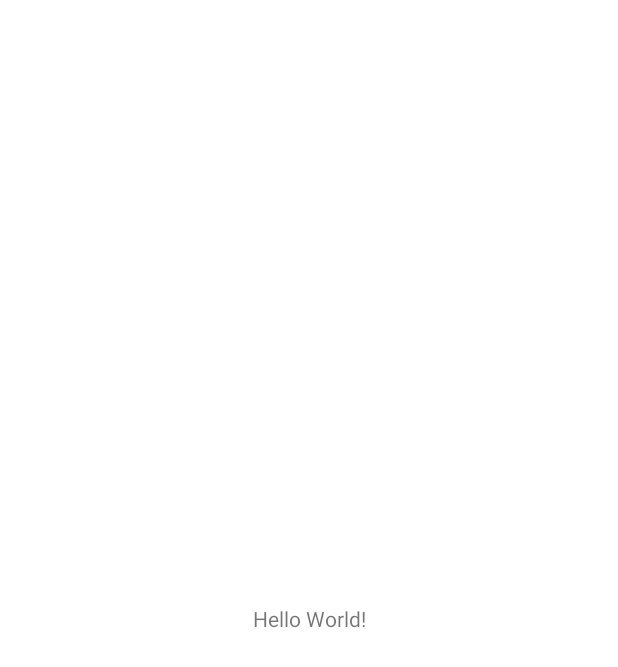
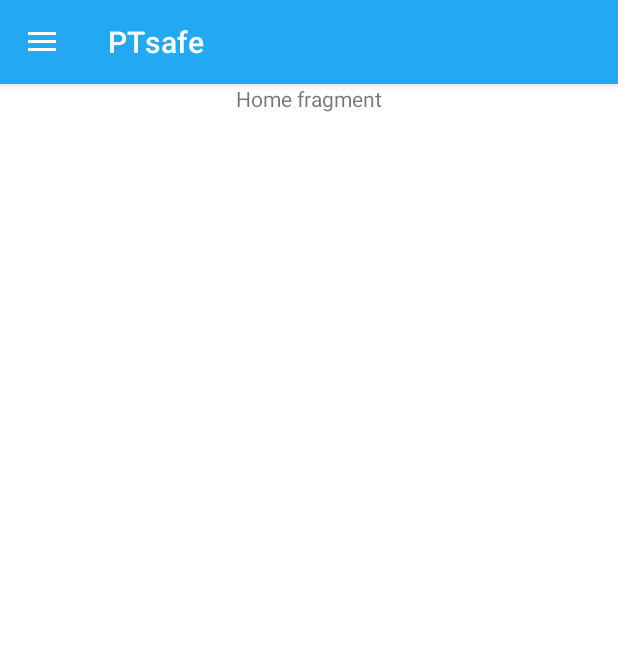
Before and after one commit to ETS-Android5/ptsafe-mobile, an Android app: the screen it shows after launch (MainActivity), on a phone screen of 412 x 824 dp. Before the commit the part shown is almost empty. Shown: the top 667 px of the screen. Run offline under Robolectric (Android 15) with nearby library versions, the phone set to English and light mode, and no system bars.

Commit message:
add navbar and fragments for the iteration one

```diff
--- a/app/build.gradle
+++ b/app/build.gradle
@@ -28,10 +28,11 @@ android {
 }
 
 dependencies {
-
+    implementation 'com.google.android.material:material:1.1.0'
     implementation 'androidx.appcompat:appcompat:1.4.1'
     implementation 'com.google.android.material:material:1.5.0'
     implementation 'androidx.constraintlayout:constraintlayout:2.1.3'
+    implementation 'androidx.legacy:legacy-support-v4:1.0.0'
     testImplementation 'junit:junit:4.+'
     androidTestImplementation 'androidx.test.ext:junit:1.1.3'
     androidTestImplementation 'androidx.test.espresso:espresso-core:3.4.0'
--- /dev/null
+++ b/app/src/main/java/com/example/ptsafe/HomeFragment.java
@@ -0,0 +1,28 @@
+package com.example.ptsafe;
+
+import android.os.Bundle;
+
+import androidx.fragment.app.Fragment;
+
+import android.view.LayoutInflater;
+import android.view.View;
+import android.view.ViewGroup;
+import android.widget.TextView;
+
+import com.example.ptsafe.R;
+
+
+public class HomeFragment extends Fragment {
+
+    public HomeFragment() {
+
+    }
+    @Override
+    public View onCreateView(LayoutInflater inflater, ViewGroup container,
+                             Bundle savedInstanceState) {
+        // Inflate the View for this fragment
+        View view = inflater.inflate(R.layout.fragment_home, container, false);
+        return view;
+
+    }
+}
--- a/app/src/main/java/com/example/ptsafe/MainActivity.java
+++ b/app/src/main/java/com/example/ptsafe/MainActivity.java
@@ -1,14 +1,80 @@
 package com.example.ptsafe;
 
+import androidx.appcompat.app.ActionBarDrawerToggle;
 import androidx.appcompat.app.AppCompatActivity;
+import androidx.appcompat.widget.Toolbar;
+import androidx.core.view.GravityCompat;
+import androidx.drawerlayout.widget.DrawerLayout;
+import androidx.fragment.app.Fragment;
+import androidx.fragment.app.FragmentManager;
+import androidx.fragment.app.FragmentTransaction;
 
+import android.content.Intent;
 import android.os.Bundle;
+import android.view.MenuItem;
 
-public class MainActivity extends AppCompatActivity {
+import com.example.ptsafe.R;
+import com.google.android.material.navigation.NavigationView;
+
+public class MainActivity extends AppCompatActivity implements NavigationView.OnNavigationItemSelectedListener{
+
+    private DrawerLayout drawerLayout;
+    private ActionBarDrawerToggle toggle;
+    private NavigationView navigationView;
+
+    public boolean onNavigationItemSelected(MenuItem item) {
+        int id = item.getItemId();
+        switch (id) {
+            case R.id.menu_home:
+                replaceFragment(new HomeFragment());
+                break;
+            case R.id.menu_detect_crowding:
+                replaceFragment(new CrowdingDetectFragment());
+                break;
+            case R.id.menu_news:
+                replaceFragment(new NewsFragment());
+                break;
+            case R.id.menu_emergency_call:
+                replaceFragment(new EmergencyFragment());
+                break;
+        }
+        drawerLayout.closeDrawer(GravityCompat.START);
+        return true;
+    }
+
+    private void replaceFragment(Fragment nextFragment) {
+        FragmentManager fragmentManager = getSupportFragmentManager();
+        FragmentTransaction fragmentTransaction = fragmentManager.beginTransaction();
+        fragmentTransaction.replace(R.id.content_frame, nextFragment);
+        fragmentTransaction.commit();
+    }
+
 
     @Override
     protected void onCreate(Bundle savedInstanceState) {
         super.onCreate(savedInstanceState);
         setContentView(R.layout.activity_main);
+        Fragment homeFragment = new HomeFragment();
+        Intent fromLogin = getIntent();
+        Toolbar toolbar = findViewById(R.id.toolbar);
+        setSupportActionBar(toolbar);
+        drawerLayout = findViewById(R.id.drawer_layout);
+        navigationView = findViewById(R.id.nv);
+        toggle = new ActionBarDrawerToggle(this,
+                drawerLayout,R.string.Open,R.string.Close);
+        drawerLayout.addDrawerListener(toggle);
+        toggle.syncState();
+        getSupportActionBar().setDisplayHomeAsUpEnabled(true);
+        getSupportActionBar().setHomeButtonEnabled(true);
+        navigationView.setNavigationItemSelectedListener(this);
+        //homeFragment.setArguments(bundle);
+        replaceFragment(homeFragment);
+    }
+
+    @Override
+    public boolean onOptionsItemSelected(MenuItem item) {
+        if (toggle.onOptionsItemSelected(item))
+            return true;
+        return super.onOptionsItemSelected(item);
     }
 }
--- a/app/src/main/res/layout/activity_main.xml
+++ b/app/src/main/res/layout/activity_main.xml
@@ -1,18 +1,20 @@
 <?xml version="1.0" encoding="utf-8"?>
-<androidx.constraintlayout.widget.ConstraintLayout xmlns:android="http://schemas.android.com/apk/res/android"
+<androidx.drawerlayout.widget.DrawerLayout
+    xmlns:android="http://schemas.android.com/apk/res/android"
     xmlns:app="http://schemas.android.com/apk/res-auto"
-    xmlns:tools="http://schemas.android.com/tools"
+    android:id="@+id/drawer_layout"
     android:layout_width="match_parent"
     android:layout_height="match_parent"
-    tools:context=".MainActivity">
-
-    <TextView
+    android:fitsSystemWindows="true">
+    <include
+        layout="@layout/app_bar_main"
+        android:layout_width="match_parent"
+        android:layout_height="match_parent" />
+    <com.google.android.material.navigation.NavigationView
+        android:id="@+id/nv"
         android:layout_width="wrap_content"
-        android:layout_height="wrap_content"
-        android:text="Hello World!"
-        app:layout_constraintBottom_toBottomOf="parent"
-        app:layout_constraintLeft_toLeftOf="parent"
-        app:layout_constraintRight_toRightOf="parent"
-        app:layout_constraintTop_toTopOf="parent" />
-
-</androidx.constraintlayout.widget.ConstraintLayout>
+        android:layout_height="match_parent"
+        android:layout_gravity="start"
+        app:headerLayout="@layout/nav_header"
+        app:menu="@menu/dashboard_menu" />
+</androidx.drawerlayout.widget.DrawerLayout>
--- /dev/null
+++ b/app/src/main/res/layout/app_bar_main.xml
@@ -0,0 +1,21 @@
+<?xml version="1.0" encoding="utf-8"?>
+<androidx.coordinatorlayout.widget.CoordinatorLayout xmlns:android="http://schemas.android.com/apk/res/android"
+    xmlns:app="http://schemas.android.com/apk/res-auto"
+    xmlns:tools="http://schemas.android.com/tools"
+    android:layout_width="match_parent"
+    android:layout_height="match_parent"
+    tools:context=".MainActivity">
+    <com.google.android.material.appbar.AppBarLayout
+        android:layout_width="match_parent"
+        android:layout_height="wrap_content"
+        android:theme="@style/AppTheme.AppBarOverlay">
+        <androidx.appcompat.widget.Toolbar
+            android:backgroundTint="@color/blue_primary"
+            android:id="@+id/toolbar"
+            android:layout_width="match_parent"
+            android:layout_height="?attr/actionBarSize"
+            android:background="?attr/colorPrimary"
+            app:popupTheme="@style/AppTheme.PopupOverlay" />
+    </com.google.android.material.appbar.AppBarLayout>
+    <include layout="@layout/content_main" />
+</androidx.coordinatorlayout.widget.CoordinatorLayout>
--- /dev/null
+++ b/app/src/main/res/layout/content_main.xml
@@ -0,0 +1,13 @@
+<?xml version="1.0" encoding="utf-8"?>
+<RelativeLayout xmlns:android="http://schemas.android.com/apk/res/android"
+    android:layout_width="match_parent"
+    android:layout_height="match_parent"
+    xmlns:app="http://schemas.android.com/apk/res-auto"
+    xmlns:tools="http://schemas.android.com/tools"
+    app:layout_behavior="@string/appbar_scrolling_view_behavior"
+    tools:showIn="@layout/app_bar_main" >
+    <FrameLayout android:layout_height="wrap_content"
+        android:layout_width="match_parent"
+        android:orientation="vertical"
+        android:id="@+id/content_frame"/>
+</RelativeLayout>
--- /dev/null
+++ b/app/src/main/res/layout/fragment_home.xml
@@ -0,0 +1,17 @@
+<?xml version="1.0" encoding="utf-8"?>
+<androidx.constraintlayout.widget.ConstraintLayout xmlns:android="http://schemas.android.com/apk/res/android"
+    xmlns:app="http://schemas.android.com/apk/res-auto"
+    xmlns:tools="http://schemas.android.com/tools"
+    android:layout_width="match_parent"
+    android:layout_height="match_parent"
+    tools:context=".Fragments.HomeFragment">
+
+    <TextView
+        android:id="@+id/textView"
+        android:layout_width="wrap_content"
+        android:layout_height="wrap_content"
+        android:text="Home fragment"
+        app:layout_constraintEnd_toEndOf="parent"
+        app:layout_constraintStart_toStartOf="parent"
+        app:layout_constraintTop_toTopOf="parent" />
+</androidx.constraintlayout.widget.ConstraintLayout>
--- /dev/null
+++ b/app/src/main/res/menu/dashboard_menu.xml
@@ -0,0 +1,15 @@
+<?xml version="1.0" encoding="utf-8"?>
+<menu xmlns:android="http://schemas.android.com/apk/res/android">
+    <item
+        android:id="@+id/menu_home"
+        android:title="@string/menu_home"/>
+    <item
+        android:id="@+id/menu_detect_crowding"
+        android:title="@string/menu_detect_crowding"/>
+    <item
+        android:id="@+id/menu_news"
+        android:title="@string/menu_news"/>
+    <item
+        android:id="@+id/menu_emergency_call"
+        android:title="@string/menu_emergency_call"/>
+</menu>
--- a/app/src/main/res/values/colors.xml
+++ b/app/src/main/res/values/colors.xml
@@ -7,5 +7,6 @@
     <color name="teal_700">#FF018786</color>
     <color name="black">#FF000000</color>
     <color name="white">#FFFFFFFF</color>
+    <color name="white_primary">#FFFFFF</color>
     <color name="blue_primary">#23A9F4</color>
 </resources>
--- a/app/src/main/res/values/strings.xml
+++ b/app/src/main/res/values/strings.xml
@@ -1,3 +1,11 @@
 <resources>
     <string name="app_name">PTsafe</string>
+    <string name="menu_home">home</string>
+    <string name="menu_detect_crowding">detect crowding</string>
+    <string name="menu_news">news</string>
+    <string name="menu_emergency_call">emergency call</string>
+    <string name="Open">open</string>
+    <string name="Close">close</string>
+    <!-- TODO: Remove or change this placeholder text -->
+    <string name="hello_blank_fragment">Hello blank fragment</string>
 </resources>
--- a/app/src/main/res/values/themes.xml
+++ b/app/src/main/res/values/themes.xml
@@ -13,4 +13,6 @@
         <item name="android:statusBarColor" tools:targetApi="l">?attr/colorPrimaryVariant</item>
         <!-- Customize your theme here. -->
     </style>
+    <style name="AppTheme.AppBarOverlay" parent="ThemeOverlay.AppCompat.Dark.ActionBar" />
+    <style name="AppTheme.PopupOverlay" parent="ThemeOverlay.AppCompat.Light" />
 </resources>
```
Also changed, not shown: app/src/main/java/com/example/ptsafe/CrowdingDetectFragment.java (added, +26 -0 lines), app/src/main/java/com/example/ptsafe/EmergencyFragment.java (added, +26 -0 lines), app/src/main/java/com/example/ptsafe/NewsFragment.java (added, +26 -0 lines), app/src/main/res/drawable/side_nav_bar.xml (added, +9 -0 lines), app/src/main/res/layout/fragment_crowding_detect.xml (added, +17 -0 lines), app/src/main/res/layout/fragment_emergency.xml (added, +17 -0 lines), app/src/main/res/layout/fragment_news.xml (added, +17 -0 lines), app/src/main/res/layout/nav_header.xml (added, +15 -0 lines).
